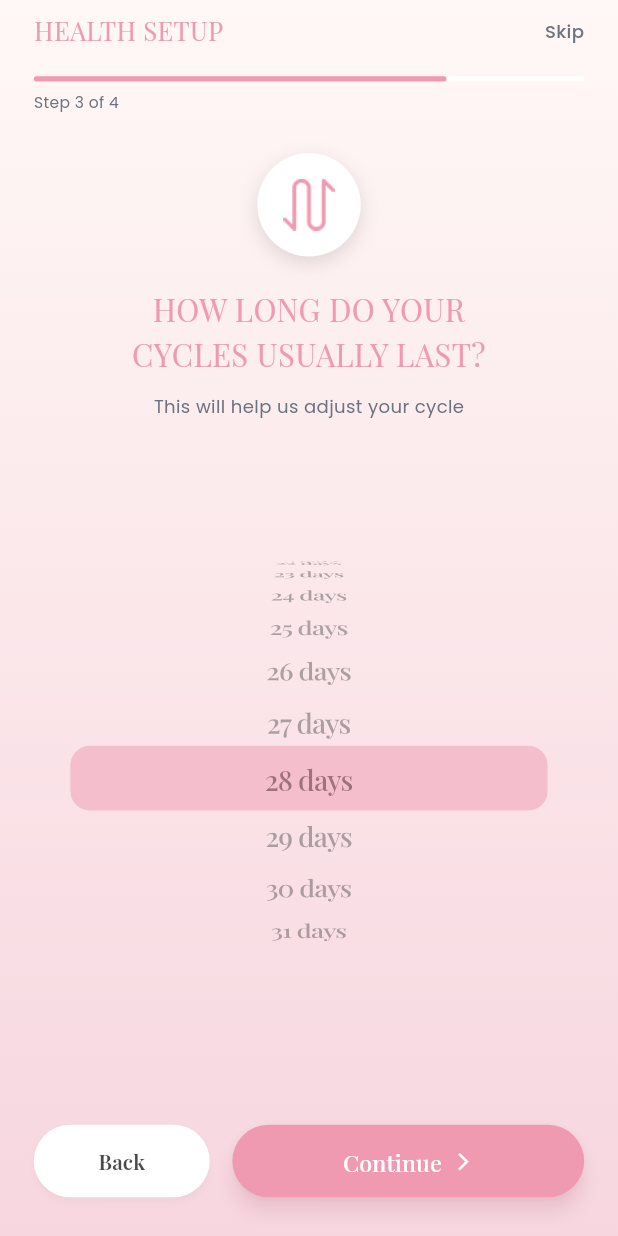
After one commit to srsakilhossen302/Pia_Apps, a Flutter app: the CycleLengthScreen screen opened directly, on a phone screen of 412 x 824 dp. The commit adds this screen. Run offline on Flutter 3.47's test engine with Material 3 defaults, Android fonts, the phone set to English and light mode, and no system bars; our stand-ins replace flutter_screenutil, get, google_fonts, pin_code_fields, shared_preferences; accounts and stored records are empty.

Commit message:
and new screen a period cycle length time

```diff
--- a/lib/Utils/AppIcons/app_icons.dart
+++ b/lib/Utils/AppIcons/app_icons.dart
@@ -28,4 +28,7 @@ class AppIcons {
   static const String OVULATION = "$basePath/Container (19).png";
   static const String FOLLICULAR = "$basePath/Container (17).png";
   static const String MENSTRUAL = "$basePath/Container (18).png"; //
+
+  static const String periodLength =
+      "$basePath/streamline_arrow-curvy-up-down-1.png";
 }
--- /dev/null
+++ b/lib/View/Screen/Health_Setup/Cycle_Length/cycle_length_controller.dart
@@ -0,0 +1,42 @@
+import 'package:get/get.dart';
+
+class CycleLengthController extends GetxController {
+  var selectedDays = 28.obs; // Default typically around 28 for cycles
+  var isLoading = false.obs;
+
+  // List of days from 1 to 31 (User requested 1-31, though cycles can be longer, I will stick to request)
+  final List<int> days = List.generate(31, (index) => index + 1);
+
+  void onDaysChanged(int index) {
+    selectedDays.value = days[index];
+  }
+
+  Future<void> saveCycleLength() async {
+    isLoading.value = true;
+    try {
+      // TODO: Implement POST API to save cycle length
+      print("Saving Cycle Length: ${selectedDays.value} days");
+
+      // Simulate API call
+      await Future.delayed(const Duration(seconds: 2));
+
+      // Navigate to next screen (Step 4)
+      Get.snackbar("Success", "Cycle length saved successfully");
+
+      // Navigate to next screen - Placeholder for Step 4
+      // Get.to(() => NextScreen());
+    } catch (e) {
+      Get.snackbar("Error", "Failed to save data");
+    } finally {
+      isLoading.value = false;
+    }
+  }
+
+  void back() {
+    Get.back();
+  }
+
+  void skip() {
+    // Navigate to dashboard or next step skipping this
+  }
+}
--- /dev/null
+++ b/lib/View/Screen/Health_Setup/Cycle_Length/cycle_length_screen.dart
@@ -0,0 +1,285 @@
+import 'package:flutter/material.dart';
+import 'package:flutter/cupertino.dart';
+import 'package:flutter_screenutil/flutter_screenutil.dart';
+import 'package:get/get.dart';
+import 'package:google_fonts/google_fonts.dart';
+import 'package:pia/Utils/AppIcons/app_icons.dart';
+import 'package:pia/Utils/AppColors/app_colors.dart';
+import 'cycle_length_controller.dart';
+
+class CycleLengthScreen extends StatelessWidget {
+  final CycleLengthController controller = Get.put(CycleLengthController());
+
+  CycleLengthScreen({super.key});
+
+  @override
+  Widget build(BuildContext context) {
+    return Scaffold(
+      body: Container(
+        width: double.infinity,
+        height: double.infinity,
+        decoration: const BoxDecoration(
+          gradient: LinearGradient(
+            begin: Alignment.topCenter,
+            end: Alignment.bottomCenter,
+            colors: [AppColors.splashColor1, AppColors.splashColor2],
+          ),
+        ),
+        child: SafeArea(
+          child: Column(
+            children: [
+              SizedBox(height: 10.h),
+              // Header
+              Padding(
+                padding: EdgeInsets.symmetric(horizontal: 24.w),
+                child: Row(
+                  mainAxisAlignment: MainAxisAlignment.spaceBetween,
+                  children: [
+                    Text(
+                      "HEALTH SETUP",
+                      style: GoogleFonts.playfairDisplay(
+                        fontSize: 20.sp,
+                        color: const Color(0xFFF09AB1), // Pink color
+                        fontWeight: FontWeight.w400,
+                      ),
+                    ),
+                    GestureDetector(
+                      onTap: controller.skip,
+                      child: Text(
+                        "Skip",
+                        style: GoogleFonts.poppins(
+                          fontSize: 14.sp,
+                          color: const Color(0xFF6B7280),
+                          fontWeight: FontWeight.w500,
+                        ),
+                      ),
+                    ),
+                  ],
+                ),
+              ),
+              SizedBox(height: 20.h),
+
+              // Progress Bar (Step 3 of 4)
+              Padding(
+                padding: EdgeInsets.symmetric(horizontal: 24.w),
+                child: Row(
+                  children: [
+                    // Completed Steps (1, 2, 3) - Filled Pink
+                    Expanded(
+                      flex: 3,
+                      child: Container(
+                        height: 4.h,
+                        decoration: BoxDecoration(
+                          color: const Color(0xFFF09AB1),
+                          borderRadius: BorderRadius.circular(2.r),
+                        ),
+                      ),
+                    ),
+                    // Remaining Steps (4) - Light Background
+                    Expanded(
+                      flex: 1,
+                      child: Container(
+                        height: 4.h,
+                        decoration: BoxDecoration(
+                          color: Colors.white,
+                          borderRadius: BorderRadius.circular(2.r),
+                        ),
+                      ),
+                    ),
+                  ],
+                ),
+              ),
+              SizedBox(height: 8.h),
+              Padding(
+                padding: EdgeInsets.symmetric(horizontal: 24.w),
+                child: Align(
+                  alignment: Alignment.centerLeft,
+                  child: Text(
+                    "Step 3 of 4",
+                    style: GoogleFonts.poppins(
+                      fontSize: 12.sp,
+                      color: const Color(0xFF6B7280),
+                    ),
+                  ),
+                ),
+              ),
+
+              SizedBox(height: 30.h),
+
+              // Icon Circle (Arrow Icon)
+              Container(
+                width: 80.w,
+                height: 80.h,
+                decoration: const BoxDecoration(
+                  color: Colors.white,
+                  shape: BoxShape.circle,
+                  boxShadow: [
+                    BoxShadow(
+                      color: Colors.black12,
+                      blurRadius: 10,
+                      offset: Offset(0, 4),
+                    ),
+                  ],
+                ),
+                child: Center(
+                  child: Image.asset(
+                    AppIcons.periodLength, // New icon for cycle length
+                    width: 40.w,
+                    height: 40.h,
+                    color: const Color(0xFFF09AB1),
+                  ),
+                ),
+              ),
+              SizedBox(height: 24.h),
+
+              // Main Question
+              Padding(
+                padding: EdgeInsets.symmetric(horizontal: 40.w),
+                child: Text(
+                  "HOW LONG DO YOUR\nCYCLES USUALLY LAST?",
+                  textAlign: TextAlign.center,
+                  style: GoogleFonts.playfairDisplay(
+                    fontSize: 24.sp,
+                    color: const Color(0xFFF09AB1),
+                    fontWeight: FontWeight.w400,
+                  ),
+                ),
+              ),
+              SizedBox(height: 12.h),
+
+              // Subtitle
+              Text(
+                "This will help us adjust your cycle",
+                style: GoogleFonts.poppins(
+                  fontSize: 14.sp,
+                  color: const Color(0xFF6B7280),
+                ),
+              ),
+
+              SizedBox(height: 40.h),
+
+              // Days Picker (Scroll Wheel)
+              Expanded(
+                child: CupertinoPicker(
+                  itemExtent: 50.h,
+                  scrollController: FixedExtentScrollController(
+                    initialItem: 27,
+                  ), // Index 27 -> 28 days (default)
+                  onSelectedItemChanged: (index) {
+                    controller.onDaysChanged(index);
+                  },
+                  selectionOverlay: Container(
+                    margin: EdgeInsets.symmetric(horizontal: 50.w),
+                    decoration: BoxDecoration(
+                      color: const Color(0xFFF09AB1).withOpacity(
+                        0.5,
+                      ), // Semi-transparent pink selection background
+                      borderRadius: BorderRadius.circular(15.r),
+                    ),
+                  ),
+                  children: List.generate(31, (index) {
+                    final days = index + 1;
+                    return Center(
+                      child: Text(
+                        "$days days",
+                        style: GoogleFonts.playfairDisplay(
+                          fontSize: 22.sp,
+                          color: const Color(0xFF4A4A4A), // Dark gray for text
+                          fontWeight: FontWeight.w500,
+                        ),
+                      ),
+                    );
+                  }),
+                ),
+              ),
+
+              SizedBox(height: 30.h),
+
+              // Bottom Buttons (Back & Continue)
+              Padding(
+                padding: EdgeInsets.symmetric(horizontal: 24.w),
+                child: Row(
+                  children: [
+                    // Back Button
+                    Expanded(
+                      child: SizedBox(
+                        height: 56.h,
+                        child: ElevatedButton(
+                          onPressed: controller.back,
+                          style: ElevatedButton.styleFrom(
+                            backgroundColor: Colors.white,
+                            foregroundColor: const Color(0xFF4A4A4A),
+                            shape: RoundedRectangleBorder(
+                              borderRadius: BorderRadius.circular(30.r),
+                            ),
+                            elevation: 2,
+                            shadowColor: Colors.black12,
+                          ),
+                          child: Text(
+                            "Back",
+                            style: GoogleFonts.playfairDisplay(
+                              fontSize: 16.sp,
+                              fontWeight: FontWeight.w600,
+                            ),
+                          ),
+                        ),
+                      ),
+                    ),
+                    SizedBox(width: 16.w),
+                    // Continue Button
+                    Expanded(
+                      flex: 2,
+                      child: SizedBox(
+                        height: 56.h,
+                        child: Obx(
+                          () => ElevatedButton(
+                            onPressed: controller.isLoading.value
+                                ? null
+                                : controller.saveCycleLength,
+                            style: ElevatedButton.styleFrom(
+                              backgroundColor: const Color(0xFFF09AB1),
+                              foregroundColor: Colors.white,
+                              shape: RoundedRectangleBorder(
+                                borderRadius: BorderRadius.circular(30.r),
+                              ),
+                              elevation: 5,
+                              shadowColor: const Color(
+                                0xFFF09AB1,
+                              ).withOpacity(0.4),
+                            ),
+                            child: controller.isLoading.value
+                                ? const CircularProgressIndicator(
+                                    color: Colors.white,
+                                  )
+                                : Row(
+                                    mainAxisAlignment: MainAxisAlignment.center,
+                                    children: [
+                                      Text(
+                                        "Continue",
+                                        style: GoogleFonts.playfairDisplay(
+                                          fontSize: 18.sp,
+                                          fontWeight: FontWeight.w500,
+                                        ),
+                                      ),
+                                      SizedBox(width: 8.w),
+                                      Icon(
+                                        Icons.arrow_forward_ios,
+                                        size: 16.sp,
+                                      ),
+                                    ],
+                                  ),
+                          ),
+                        ),
+                      ),
+                    ),
+                  ],
+                ),
+              ),
+              SizedBox(height: 30.h),
+            ],
+          ),
+        ),
+      ),
+    );
+  }
+}
--- a/lib/View/Screen/Health_Setup/Period_Length/period_length_controller.dart
+++ b/lib/View/Screen/Health_Setup/Period_Length/period_length_controller.dart
@@ -1,4 +1,5 @@
 import 'package:get/get.dart';
+import '../../Health_Setup/Cycle_Length/cycle_length_screen.dart';
 
 class PeriodLengthController extends GetxController {
   var selectedDays = 5.obs; // Default to 5 days
@@ -27,6 +28,9 @@ class PeriodLengthController extends GetxController {
       // For now, I'll show a snackbar and maybe navigate to Home if no next step defined yet.
       Get.snackbar("Success", "Period length saved successfully");
 
+      // Navigate to Cycle Length Screen (Step 3)
+      Get.to(() => CycleLengthScreen());
+
       // Navigate to next screen - Placeholder
       // Get.to(() => NextScreen());
     } catch (e) {
```
Also changed, not shown: assets/icons/streamline_arrow-curvy-up-down-1.png (added).
